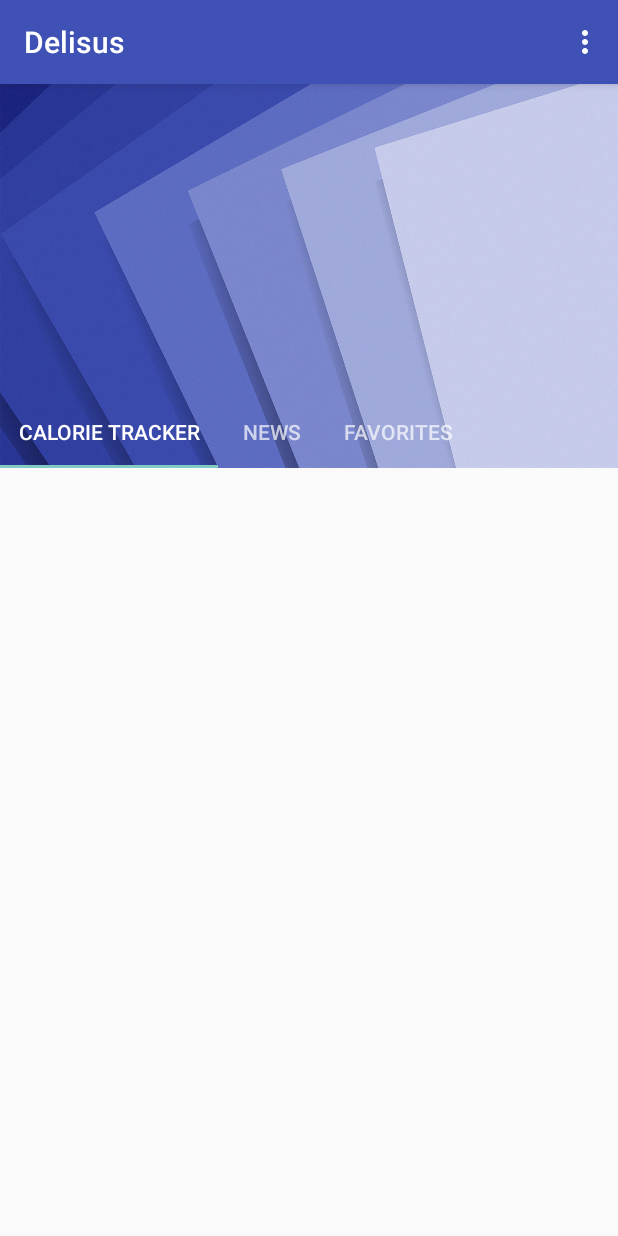
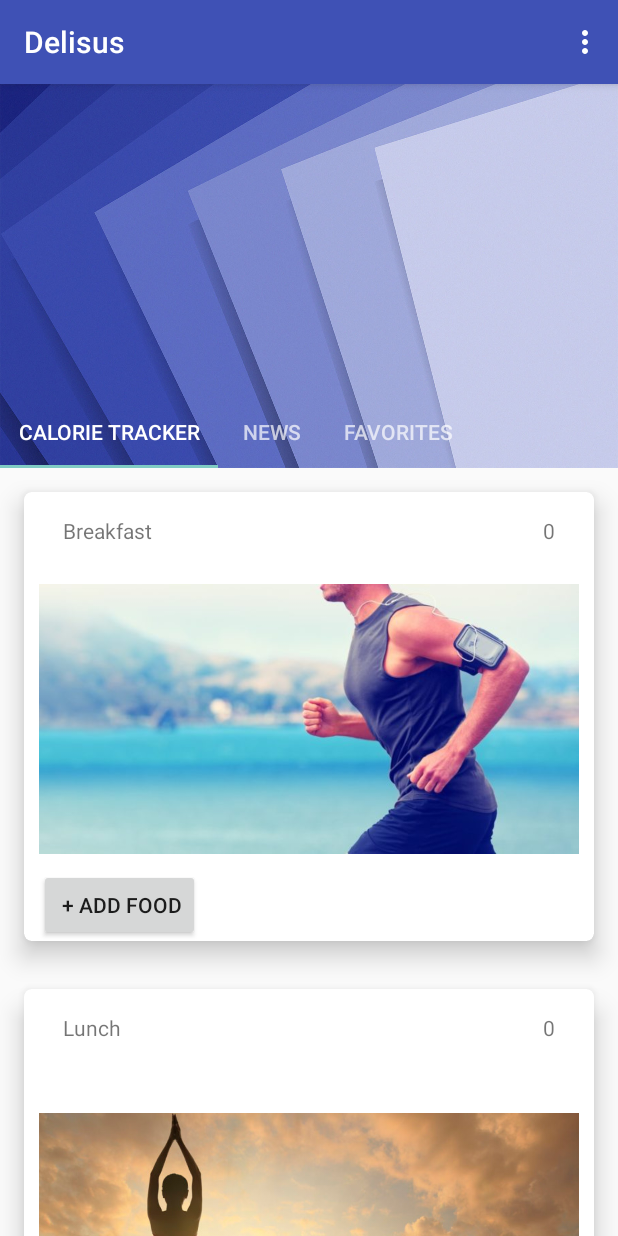
Before and after one commit to fullm3tal/delisus, an Android app: the HomeActivity screen opened directly, with no data from a screen before it, on a phone screen of 412 x 824 dp. Run offline under Robolectric (Android 15) with nearby library versions, the phone set to English and light mode, and no system bars; our stand-ins replace ButterKnife, Firebase (no records; nobody signed in at launch, a user with empty details on screens opened directly); libraries missing offline, so code that uses them is left out: me.relex.circleindicator.

Commit message:
ViewPager Fix

```diff
--- a/app/src/main/AndroidManifest.xml
+++ b/app/src/main/AndroidManifest.xml
@@ -18,7 +18,8 @@
         </activity>
         <activity android:name=".ui.LoginActivity" />
         <activity android:name=".ui.SignupActivity" />
-        <activity android:name=".ui.HomeActivity"></activity>
+        <activity android:name=".ui.HomeActivity" />
+        <activity android:name=".SearchActivity"></activity>
     </application>
 
 </manifest>
--- a/app/src/main/java/com/example/dakaku/delisus/Adapters/CustomTabAdapter.java
+++ b/app/src/main/java/com/example/dakaku/delisus/Adapters/CustomFragmentAdapter.java
@@ -3,6 +3,7 @@ package com.example.dakaku.delisus.Adapters;
 import android.support.v4.app.Fragment;
 import android.support.v4.app.FragmentManager;
 import android.support.v4.app.FragmentPagerAdapter;
+import android.util.Log;
 
 import java.util.ArrayList;
 import java.util.List;
@@ -11,13 +12,14 @@ import java.util.List;
  * Created by dakaku on 16/2/18.
  */
 
-public class CustomTabAdapter extends FragmentPagerAdapter {
+public class CustomFragmentAdapter extends FragmentPagerAdapter {
 
     List<Fragment> mFragmentList=new ArrayList<>();
     List<String> mFragmentTitleList=new ArrayList<>();
 
-    public CustomTabAdapter(FragmentManager fm) {
+    public CustomFragmentAdapter(FragmentManager fm) {
         super(fm);
+
     }
 
     public void addFragment(Fragment fragment, String title){
--- a/app/src/main/java/com/example/dakaku/delisus/Adapters/CustomSwipeAdapter.java
+++ b/app/src/main/java/com/example/dakaku/delisus/Adapters/CustomSliderAdapter.java
@@ -15,7 +15,7 @@ import com.example.dakaku.delisus.R;
  * Created by dakaku on 31/1/18.
  */
 
-public class CustomSwipeAdapter extends PagerAdapter {
+public class CustomSliderAdapter extends PagerAdapter {
 
     private static final String TAG = "CustomSwipeAdapter";
 
@@ -28,7 +28,7 @@ public class CustomSwipeAdapter extends PagerAdapter {
     private Context mContext;
     private LayoutInflater inflater;
 
-   public CustomSwipeAdapter(Context context){
+   public CustomSliderAdapter(Context context){
         super();
         mContext=context;
     }
--- a/app/src/main/java/com/example/dakaku/delisus/frags/TrackerFragment.java
+++ b/app/src/main/java/com/example/dakaku/delisus/frags/TrackerFragment.java
@@ -3,6 +3,7 @@ package com.example.dakaku.delisus.frags;
 import android.os.Bundle;
 import android.support.annotation.Nullable;
 import android.support.v4.app.Fragment;
+import android.util.Log;
 import android.view.LayoutInflater;
 import android.view.View;
 import android.view.ViewGroup;
--- a/app/src/main/java/com/example/dakaku/delisus/ui/HomeActivity.java
+++ b/app/src/main/java/com/example/dakaku/delisus/ui/HomeActivity.java
@@ -7,12 +7,13 @@ import android.os.Bundle;
 import android.support.design.widget.TabLayout;
 import android.support.v4.view.ViewPager;
 import android.support.v7.app.AppCompatActivity;
+import android.util.Log;
 import android.view.Menu;
 import android.view.MenuInflater;
 import android.view.MenuItem;
-import android.widget.Toolbar;
+import android.view.View;
 
-import com.example.dakaku.delisus.Adapters.CustomTabAdapter;
+import com.example.dakaku.delisus.Adapters.CustomFragmentAdapter;
 import com.example.dakaku.delisus.R;
 import com.example.dakaku.delisus.frags.FavoriteFragment;
 import com.example.dakaku.delisus.frags.NewsFragment;
@@ -32,24 +33,25 @@ public class HomeActivity extends AppCompatActivity {
         setContentView(R.layout.activity_home);
 
         mFirebaseUser = FirebaseAuth.getInstance().getCurrentUser();
-       mViewPager = (ViewPager) findViewById(R.id.viewPager_home);
-
-       TabLayout tabLayout = (TabLayout) findViewById(R.id.tabsLayout_home);
-        tabLayout.setupWithViewPager(mViewPager);
+        mViewPager = findViewById(R.id.viewPager_home);
 
         setUpViewPager(mViewPager);
+
+        TabLayout tabLayout = findViewById(R.id.tabsLayout_home);
+        tabLayout.setupWithViewPager(mViewPager);
 
     }
 
     private void setUpViewPager(ViewPager mViewPager) {
 
-        CustomTabAdapter adapter = new CustomTabAdapter(getSupportFragmentManager());
+        CustomFragmentAdapter adapter = new CustomFragmentAdapter(getSupportFragmentManager());
 
         adapter.addFragment(new TrackerFragment(), "Calorie Tracker");
         adapter.addFragment(new NewsFragment(), "News");
         adapter.addFragment(new FavoriteFragment(), "Favorites");
 
         mViewPager.setAdapter(adapter);
+        Log.v("ViewClass","setUpViewPager");
     }
 
     @Override
@@ -78,6 +80,7 @@ public class HomeActivity extends AppCompatActivity {
                         }).setNegativeButton(R.string.sign_out_no, null).create().show();
                 return true;
 
+
             default:
                 return super.onOptionsItemSelected(item);
         }
@@ -99,4 +102,5 @@ public class HomeActivity extends AppCompatActivity {
                     }
                 }).setNegativeButton(R.string.sign_out_no, null).create().show();
     }
+
 }
--- a/app/src/main/res/layout/activity_home.xml
+++ b/app/src/main/res/layout/activity_home.xml
@@ -33,16 +33,16 @@
                 android:layout_width="match_parent"
                 android:layout_height="wrap_content"
                 android:layout_gravity="bottom"
-                app:tabMode="scrollable" />
+                app:tabMode="scrollable"/>
 
         </android.support.design.widget.CollapsingToolbarLayout>
 
-            <android.support.v4.view.ViewPager
-                android:id="@+id/viewPager_home"
-                android:layout_width="match_parent"
-                android:layout_height="match_parent"
-                app:layout_behavior="@string/appbar_scrolling_view_behavior"/>
-
     </android.support.design.widget.AppBarLayout>
 
+    <android.support.v4.view.ViewPager
+        android:id="@+id/viewPager_home"
+        android:layout_width="match_parent"
+        android:layout_height="match_parent"
+        app:layout_behavior="@string/appbar_scrolling_view_behavior"/>
+
 </android.support.design.widget.CoordinatorLayout>
--- a/app/src/main/res/layout/tracker_fragment.xml
+++ b/app/src/main/res/layout/tracker_fragment.xml
@@ -1,5 +1,5 @@
 <?xml version="1.0" encoding="utf-8"?>
-<android.support.constraint.ConstraintLayout xmlns:android="http://schemas.android.com/apk/res/android"
+<LinearLayout xmlns:android="http://schemas.android.com/apk/res/android"
     xmlns:app="http://schemas.android.com/apk/res-auto"
     android:layout_width="match_parent"
     android:layout_height="match_parent">
@@ -16,7 +16,7 @@
             <android.support.v7.widget.CardView
                 android:id="@+id/cardView1"
                 android:layout_width="match_parent"
-                android:layout_height="200dp"
+                android:layout_height="wrap_content"
                 android:layout_margin="16dp"
                 app:cardCornerRadius="5dp"
                 app:cardElevation="10dp"
@@ -44,20 +44,26 @@
                         app:layout_constraintRight_toRightOf="parent" />
 
                     <ImageView
+                        android:id="@+id/image_breakfast"
+                        android:layout_width="wrap_content"
+                        android:layout_height="200dp"
+                        android:src="@drawable/first"
+                        app:layout_constraintTop_toBottomOf="@id/tv_breakfast" />
+
+                    <Button
                         android:layout_width="wrap_content"
                         android:layout_height="wrap_content"
-                        android:src="@drawable/first"
-                        app:layout_constraintTop_toBottomOf="@id/tv_breakfast" />
+                        android:text=" + Add Food"
+                        app:layout_constraintTop_toBottomOf="@id/image_breakfast" />
 
                 </android.support.constraint.ConstraintLayout>
 
             </android.support.v7.widget.CardView>
 
-
             <android.support.v7.widget.CardView
                 android:id="@+id/cardView2"
                 android:layout_width="match_parent"
-                android:layout_height="200dp"
+                android:layout_height="match_parent"
                 android:layout_margin="16dp"
                 app:cardCornerRadius="5dp"
                 app:cardElevation="10dp"
@@ -86,19 +92,25 @@
                         app:layout_constraintRight_toRightOf="parent" />
 
                     <ImageView
+                        android:id="@+id/image_lunch"
                         android:layout_width="wrap_content"
-                        android:layout_height="wrap_content"
+                        android:layout_height="200dp"
                         android:src="@drawable/second"
                         app:layout_constraintTop_toBottomOf="@id/tv_lunch" />
 
+                    <Button
+                        android:layout_width="wrap_content"
+                        android:layout_height="wrap_content"
+                        android:text=" + Add Food"
+                        app:layout_constraintTop_toBottomOf="@id/image_lunch" />
+
                 </android.support.constraint.ConstraintLayout>
-
 
             </android.support.v7.widget.CardView>
 
             <android.support.v7.widget.CardView
                 android:layout_width="match_parent"
-                android:layout_height="200dp"
+                android:layout_height="match_parent"
                 android:layout_margin="16dp"
                 app:cardCornerRadius="5dp"
                 app:cardElevation="10dp"
@@ -119,7 +131,6 @@
                         android:padding="16dp"
                         android:text="Dinner" />
 
-
                     <TextView
                         android:id="@+id/tv_dinnerCalorie"
                         android:layout_width="wrap_content"
@@ -129,14 +140,19 @@
                         app:layout_constraintRight_toRightOf="parent" />
 
                     <ImageView
+                        android:id="@+id/image_dinner"
                         android:layout_width="wrap_content"
-                        android:layout_height="wrap_content"
+                        android:layout_height="200dp"
                         android:src="@drawable/third"
                         app:layout_constraintTop_toBottomOf="@id/tv_dinner" />
 
+                    <Button
+                        android:layout_width="wrap_content"
+                        android:layout_height="wrap_content"
+                        android:text=" + Add Food"
+                        app:layout_constraintTop_toBottomOf="@id/image_dinner" />
 
                 </android.support.constraint.ConstraintLayout>
-
 
             </android.support.v7.widget.CardView>
 
@@ -144,4 +160,4 @@
 
     </android.support.v4.widget.NestedScrollView>
 
-</android.support.constraint.ConstraintLayout>
+</LinearLayout>
--- a/app/src/main/res/menu/main_menu.xml
+++ b/app/src/main/res/menu/main_menu.xml
@@ -8,5 +8,8 @@
         app:showAsAction="never"
         />
 
+<item android:id="@+id/lone_fragment"
+    android:title="Frags"
+    app:showAsAction="never"/>
 
 </menu>
```
Also changed, not shown: app/src/main/java/com/example/dakaku/delisus/SearchActivity.java (added, +13 -0 lines), app/src/main/java/com/example/dakaku/delisus/ui/MainActivity.java (+4 -4 lines), app/src/main/res/layout/activity_search.xml (added, +29 -0 lines), app/src/main/res/drawable-hdpi/ic_search_black_24dp.png (added), app/src/main/res/drawable-mdpi/ic_search_black_24dp.png (added), app/src/main/res/drawable-xhdpi/ic_search_black_24dp.png (added), app/src/main/res/drawable-xxhdpi/ic_search_black_24dp.png (added), app/src/main/res/drawable-xxxhdpi/ic_search_black_24dp.png (added).
